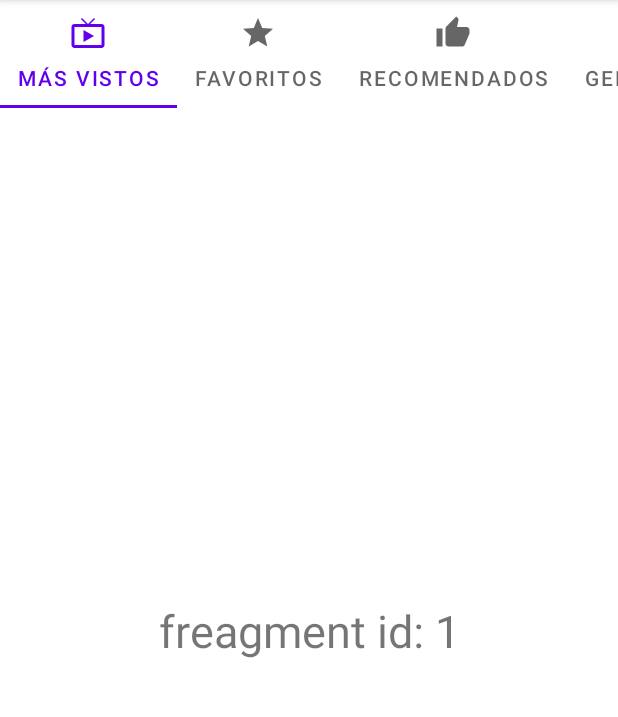
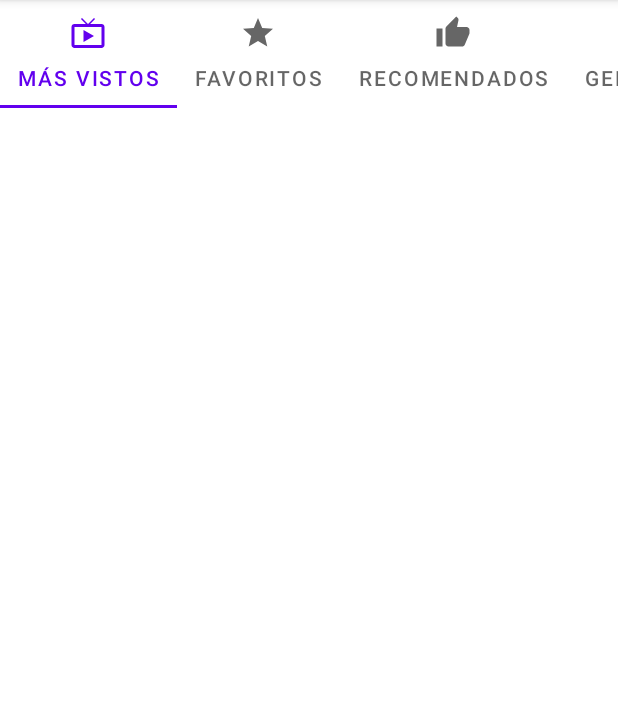
Before and after one commit to diegocs87/anime_snack, an Android app: the screen it shows after launch (MainActivity), on a phone screen of 412 x 824 dp, the part 84-801 px from its top. Run offline under Robolectric (Android 15) with nearby library versions, the phone set to English and light mode, and no system bars; our stand-ins replace Firebase (no records; nobody signed in at launch, a user with empty details on screens opened directly); 2 statements that could not run were skipped.

Commit message:
Recycler view adapter and main fragment layout created

```diff
--- a/app/build.gradle
+++ b/app/build.gradle
@@ -57,7 +57,9 @@ dependencies {
     implementation "androidx.fragment:fragment-ktx:1.5.2"
     // View Pager
     implementation "androidx.viewpager2:viewpager2:1.0.0"
-    androidTestImplementation 'androidx.test:rules:1.3.0'
+    androidTestImplementation 'androidx.test:rules:1.4.0'
+    // CardView
+    implementation "androidx.cardview:cardview:1.0.0"
 
 }
 
--- /dev/null
+++ b/app/src/main/java/com/example/anime_guia/model/Anime.kt
@@ -0,0 +1,3 @@
+package com.example.anime_guia.model
+
+data class Anime (val tittle:String, val kind: String, val cover: String, val score: String)
--- a/app/src/main/java/com/example/anime_guia/view/fragments/MainScreenFragment.kt
+++ b/app/src/main/java/com/example/anime_guia/view/fragments/MainScreenFragment.kt
@@ -40,11 +40,11 @@ class MainScreenFragment : Fragment() {
         inflater: LayoutInflater, container: ViewGroup?,
         savedInstanceState: Bundle?
     ): View {
+        val view = binding.root
         Fragmentbinding = FragmentMainScreenBinding.inflate(inflater, container, false)
         arguments?.takeIf { it.containsKey(ARG_OBJECT) }?.apply {
-            Fragmentbinding!!.fragment1tv.text = "freagment id: " + getInt(ARG_OBJECT).toString()
+            //Fragmentbinding!!.fragment1tv.text = "freagment id: " + getInt(ARG_OBJECT).toString()
         }
-        val view = binding.root
         return view
         // Inflate the layout for this fragment
     }
--- a/app/src/main/res/layout/fragment_main_screen.xml
+++ b/app/src/main/res/layout/fragment_main_screen.xml
@@ -6,16 +6,10 @@
     xmlns:app="http://schemas.android.com/apk/res-auto"
     tools:context=".view.fragments.MainScreenFragment">
 
-    <!-- TODO: Update blank fragment layout -->
-    <TextView
-        android:id="@+id/fragment1tv"
-        android:layout_width="wrap_content"
-        android:layout_height="wrap_content"
-        tools:text="Hola Mundo"
-        android:textSize="30sp"
-        app:layout_constraintBottom_toBottomOf = "parent"
-        app:layout_constraintEnd_toEndOf="parent"
-        app:layout_constraintStart_toStartOf="parent"
-        app:layout_constraintTop_toTopOf="parent"/>
 
+    <androidx.recyclerview.widget.RecyclerView
+        android:layout_width="match_parent"
+        android:layout_height="match_parent"
+        app:layoutManager="androidx.recyclerview.widget.LinearLayoutManager"
+        />
 </androidx.constraintlayout.widget.ConstraintLayout>
```
Also changed, not shown: app/src/main/java/com/example/anime_guia/view/adapters/MainRecyclerAdapter.kt (added, +27 -0 lines).
